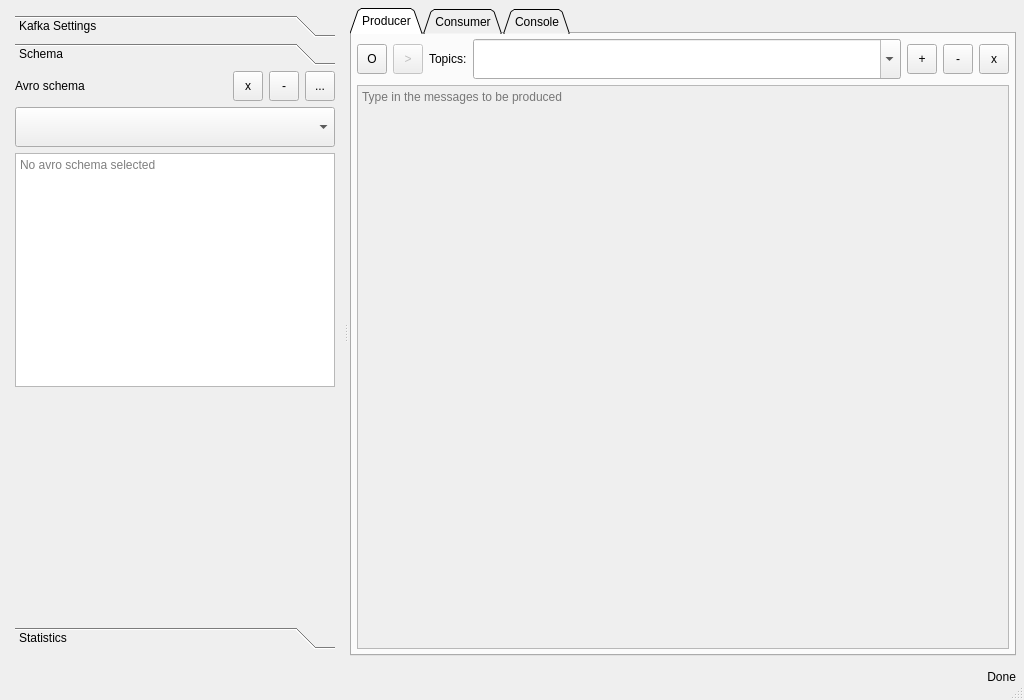
Old version of the form src/app/kafman/src/main/resources/forms/main_qt_view.ui in the repository yorevs/hspylib.
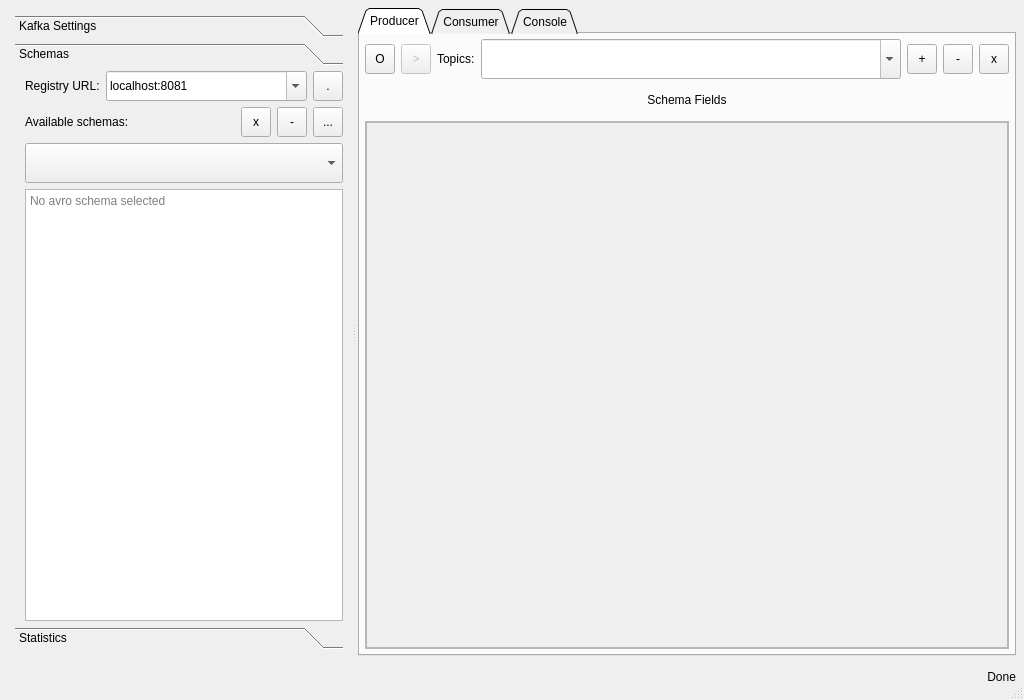
New version of the form. The open tabs and pages were chosen to show the change. Custom widgets are drawn as their Qt base class.

Commit message: Added fetch tests and improved fetch. Upgraded Kafman to customize schema registry url

Patch:
```diff
--- a/src/app/kafman/src/main/resources/forms/main_qt_view.ui
+++ b/src/app/kafman/src/main/resources/forms/main_qt_view.ui
@@ -87,7 +87,7 @@
           </size>
          </property>
          <property name="currentIndex">
-          <number>1</number>
+          <number>2</number>
          </property>
          <widget class="QWidget" name="page_settings">
           <property name="geometry">
@@ -135,6 +135,9 @@
                </property>
                <item>
                 <layout class="QGridLayout" name="gridLayout_4">
+                 <property name="leftMargin">
+                  <number>10</number>
+                 </property>
                  <item row="0" column="0">
                   <widget class="QLineEdit" name="le_prod_settings">
                    <property name="sizePolicy">
@@ -252,6 +255,9 @@
                </property>
                <item>
                 <layout class="QGridLayout" name="gridLayout_5">
+                 <property name="leftMargin">
+                  <number>10</number>
+                 </property>
                  <item row="0" column="1">
                   <widget class="QToolButton" name="tbtn_cons_settings_add">
                    <property name="minimumSize">
@@ -358,7 +364,7 @@
            </rect>
           </property>
           <attribute name="label">
-           <string>Schema</string>
+           <string>Schemas</string>
           </attribute>
           <layout class="QVBoxLayout" name="verticalLayout_10">
            <property name="leftMargin">
@@ -375,57 +381,44 @@
            </property>
            <item>
             <layout class="QGridLayout" name="gridLayout_7">
-             <item row="0" column="1">
-              <widget class="QToolButton" name="tbtn_desel_schema">
-               <property name="minimumSize">
-                <size>
-                 <width>30</width>
-                 <height>30</height>
-                </size>
-               </property>
-               <property name="maximumSize">
-                <size>
-                 <width>30</width>
-                 <height>30</height>
-                </size>
-               </property>
-               <property name="text">
-                <string>x</string>
-               </property>
-               <property name="iconSize">
-                <size>
-                 <width>24</width>
-                 <height>24</height>
-                </size>
-               </property>
-              </widget>
-             </item>
-             <item row="0" column="3">
-              <widget class="QToolButton" name="tbtn_sel_schema">
-               <property name="minimumSize">
-                <size>
-                 <width>30</width>
-                 <height>30</height>
-                </size>
-               </property>
-               <property name="maximumSize">
-                <size>
-                 <width>30</width>
-                 <height>30</height>
-                </size>
-               </property>
-               <property name="text">
-                <string>...</string>
-               </property>
-               <property name="iconSize">
-                <size>
-                 <width>24</width>
-                 <height>24</height>
-                </size>
-               </property>
-              </widget>
-             </item>
+             <property name="leftMargin">
+              <number>10</number>
+             </property>
              <item row="2" column="0" colspan="4">
+              <widget class="HComboBox" name="cmb_selected_schema">
+               <property name="sizePolicy">
+                <sizepolicy hsizetype="Expanding" vsizetype="Fixed">
+                 <horstretch>0</horstretch>
+                 <verstretch>0</verstretch>
+                </sizepolicy>
+               </property>
+               <property name="minimumSize">
+                <size>
+                 <width>0</width>
+                 <height>40</height>
+                </size>
+               </property>
+               <property name="layoutDirection">
+                <enum>Qt::LeftToRight</enum>
+               </property>
+               <property name="editable">
+                <bool>false</bool>
+               </property>
+               <property name="insertPolicy">
+                <enum>QComboBox::InsertAtTop</enum>
+               </property>
+               <property name="minimumContentsLength">
+                <number>0</number>
+               </property>
+               <property name="iconSize">
+                <size>
+                 <width>24</width>
+                 <height>24</height>
+                </size>
+               </property>
+              </widget>
+             </item>
+             <item row="3" column="0" colspan="4">
               <widget class="HConsole" name="txt_avro_schema">
                <property name="acceptRichText">
                 <bool>false</bool>
@@ -438,61 +431,64 @@
                </property>
               </widget>
              </item>
-             <item row="3" column="0" colspan="4">
-              <spacer name="verticalSpacer_3">
-               <property name="orientation">
-                <enum>Qt::Vertical</enum>
+             <item row="1" column="1">
+              <widget class="QToolButton" name="tbtn_desel_schema">
+               <property name="minimumSize">
+                <size>
+                 <width>30</width>
+                 <height>30</height>
+                </size>
                </property>
-               <property name="sizeHint" stdset="0">
+               <property name="maximumSize">
                 <size>
-                 <width>20</width>
-                 <height>40</height>
+                 <width>30</width>
+                 <height>30</height>
                 </size>
                </property>
-              </spacer>
+               <property name="text">
+                <string>x</string>
+               </property>
+               <property name="iconSize">
+                <size>
+                 <width>24</width>
+                 <height>24</height>
+                </size>
+               </property>
+              </widget>
              </item>
-             <item row="0" column="0">
+             <item row="1" column="3">
+              <widget class="QToolButton" name="tbtn_sel_schema">
+               <property name="minimumSize">
+                <size>
+                 <width>30</width>
+                 <height>30</height>
+                </size>
+               </property>
+               <property name="maximumSize">
+                <size>
+                 <width>30</width>
+                 <height>30</height>
+                </size>
+               </property>
+               <property name="text">
+                <string>...</string>
+               </property>
+               <property name="iconSize">
+                <size>
+                 <width>24</width>
+                 <height>24</height>
+                </size>
+               </property>
+              </widget>
+             </item>
+             <item row="1" column="0">
               <widget class="QLabel" name="label">
                <property name="text">
-                <string>Avro schema</string>
+                <string>Available schemas:</string>
                </property>
               </widget>
              </item>
-             <item row="1" column="0" colspan="4">
-              <widget class="HComboBox" name="cmb_avro_schema">
-               <property name="sizePolicy">
-                <sizepolicy hsizetype="Expanding" vsizetype="Fixed">
-                 <horstretch>0</horstretch>
-                 <verstretch>0</verstretch>
-                </sizepolicy>
-               </property>
-               <property name="minimumSize">
-                <size>
-                 <width>0</width>
-                 <height>40</height>
-                </size>
-               </property>
-               <property name="layoutDirection">
-                <enum>Qt::LeftToRight</enum>
-               </property>
-               <property name="editable">
-                <bool>false</bool>
-               </property>
-               <property name="insertPolicy">
-                <enum>QComboBox::InsertAtTop</enum>
-               </property>
-               <property name="minimumContentsLength">
-                <number>0</number>
-               </property>
-               <property name="iconSize">
-                <size>
-                 <width>24</width>
-                 <height>24</height>
-                </size>
-               </property>
-              </widget>
-             </item>
-             <item row="0" column="2">
+             <item row="1" column="2">
               <widget class="QToolButton" name="tbtn_del_schema">
                <property name="minimumSize">
                 <size>
@@ -517,6 +513,99 @@
                </property>
               </widget>
              </item>
+             <item row="0" column="0" colspan="4">
+              <widget class="QFrame" name="frame">
+               <property name="frameShape">
+                <enum>QFrame::NoFrame</enum>
+               </property>
+               <property name="frameShadow">
+                <enum>QFrame::Plain</enum>
+               </property>
+               <layout class="QGridLayout" name="gridLayout_10">
+                <property name="leftMargin">
+                 <number>0</number>
+                </property>
+                <property name="topMargin">
+                 <number>0</number>
+                </property>
+                <property name="rightMargin">
+                 <number>0</number>
+                </property>
+                <property name="bottomMargin">
+                 <number>0</number>
+                </property>
+                <item row="0" column="0">
+                 <widget class="QLabel" name="label_3">
+                  <property name="text">
+                   <string>Registry URL:</string>
+                  </property>
+                 </widget>
+                </item>
+                <item row="0" column="2">
+                 <widget class="QToolButton" name="tbtn_test_registry_url">
+                  <property name="minimumSize">
+                   <size>
+                    <width>30</width>
+                    <height>30</height>
+                   </size>
+                  </property>
+                  <property name="maximumSize">
+                   <size>
+                    <width>30</width>
+                    <height>30</height>
+                   </size>
+                  </property>
+                  <property name="text">
+                   <string>.</string>
+                  </property>
+                  <property name="iconSize">
+                   <size>
+                    <width>24</width>
+                    <height>24</height>
+                   </size>
+                  </property>
+                 </widget>
+                </item>
+                <item row="0" column="1">
+                 <widget class="HComboBox" name="cmb_registry_url">
+                  <property name="sizePolicy">
+                   <sizepolicy hsizetype="Expanding" vsizetype="Fixed">
+                    <horstretch>0</horstretch>
+                    <verstretch>0</verstretch>
+                   </sizepolicy>
+                  </property>
+                  <property name="minimumSize">
+                   <size>
+                    <width>0</width>
+                    <height>30</height>
+                   </size>
+                  </property>
+                  <property name="layoutDirection">
+                   <enum>Qt::LeftToRight</enum>
+                  </property>
+                  <property name="editable">
+                   <bool>true</bool>
+                  </property>
+                  <property name="currentText">
+                   <string>localhost:8081</string>
+                  </property>
+                  <property name="insertPolicy">
+                   <enum>QComboBox::InsertAtTop</enum>
+                  </property>
+                  <property name="minimumContentsLength">
+                   <number>0</number>
+                  </property>
+                  <property name="iconSize">
+                   <size>
+                    <width>24</width>
+                    <height>24</height>
+                   </size>
+                  </property>
+                 </widget>
+                </item>
+               </layout>
+              </widget>
+             </item>
             </layout>
            </item>
           </layout>
@@ -567,6 +656,9 @@
                </property>
                <item>
                 <layout class="QGridLayout" name="gridLayout_2">
+                 <property name="leftMargin">
+                  <number>10</number>
+                 </property>
                  <item row="3" column="0" colspan="2">
                   <spacer name="verticalSpacer">
                    <property name="orientation">
@@ -590,13 +682,6 @@
                    </property>
                   </widget>
                  </item>
-                 <item row="1" column="1">
-                  <widget class="QLabel" name="lbl_stats_produced_ps">
-                   <property name="text">
-                    <string>0</string>
-                   </property>
-                  </widget>
-                 </item>
                  <item row="0" column="1">
                   <widget class="QLabel" name="lbl_stats_produced">
                    <property name="text">
@@ -631,6 +716,13 @@
                    </property>
                   </widget>
                  </item>
+                 <item row="1" column="1">
+                  <widget class="QLabel" name="lbl_stats_produced_ps">
+                   <property name="text">
+                    <string>0</string>
+                   </property>
+                  </widget>
+                 </item>
                 </layout>
                </item>
               </layout>
@@ -756,13 +848,13 @@
           <enum>QTabWidget::Triangular</enum>
          </property>
          <property name="currentIndex">
-          <number>2</number>
+          <number>0</number>
          </property>
          <widget class="QWidget" name="tab_producer">
           <attribute name="title">
            <string>Producer</string>
           </attribute>
-          <layout class="QVBoxLayout" name="verticalLayout_5">
+          <layout class="QVBoxLayout" name="verticalLayout_12">
            <property name="leftMargin">
             <number>5</number>
            </property>
@@ -949,28 +1041,137 @@
             </layout>
            </item>
            <item>
-            <widget class="HConsole" name="txt_producer">
-             <property name="enabled">
-              <bool>false</bool>
+            <widget class="QStackedWidget" name="stk_producer_edit">
+             <property name="currentIndex">
+              <number>1</number>
              </property>
-             <property name="undoRedoEnabled">
-              <bool>true</bool>
-             </property>
-             <property name="readOnly">
-              <bool>false</bool>
-             </property>
-             <property name="tabStopWidth">
-              <number>120</number>
-             </property>
-             <property name="acceptRichText">
-              <bool>false</bool>
-             </property>
-             <property name="placeholderText">
-              <string>Type in the messages to be produced</string>
-             </property>
-             <property name="openLinks">
-              <bool>false</bool>
-             </property>
+             <widget class="QWidget" name="page_txt_producer">
+              <layout class="QVBoxLayout" name="verticalLayout_5">
+               <property name="leftMargin">
+                <number>0</number>
+               </property>
+               <property name="topMargin">
+                <number>0</number>
+               </property>
+               <property name="rightMargin">
+                <number>0</number>
+               </property>
+               <property name="bottomMargin">
+                <number>0</number>
+               </property>
+               <item>
+                <widget class="HConsole" name="txt_producer">
+                 <property name="enabled">
+                  <bool>false</bool>
+                 </property>
+                 <property name="undoRedoEnabled">
+                  <bool>true</bool>
+                 </property>
+                 <property name="readOnly">
+                  <bool>false</bool>
+                 </property>
+                 <property name="tabStopWidth">
+                  <number>120</number>
+                 </property>
+                 <property name="acceptRichText">
+                  <bool>false</bool>
+                 </property>
+                 <property name="placeholderText">
+                  <string>Type in the messages to be produced</string>
+                 </property>
+                 <property name="openLinks">
+                  <bool>false</bool>
+                 </property>
+                </widget>
+               </item>
+              </layout>
+             </widget>
+             <widget class="QWidget" name="page_schema_form">
+              <layout class="QVBoxLayout" name="verticalLayout_13">
+               <property name="leftMargin">
+                <number>0</number>
+               </property>
+               <property name="topMargin">
+                <number>0</number>
+               </property>
+               <property name="rightMargin">
+                <number>0</number>
+               </property>
+               <property name="bottomMargin">
+                <number>0</number>
+               </property>
+               <item>
+                <widget class="QLabel" name="label_7">
+                 <property name="sizePolicy">
+                  <sizepolicy hsizetype="Preferred" vsizetype="Fixed">
+                   <horstretch>0</horstretch>
+                   <verstretch>0</verstretch>
+                  </sizepolicy>
+                 </property>
+                 <property name="minimumSize">
+                  <size>
+                   <width>0</width>
+                   <height>30</height>
+                  </size>
+                 </property>
+                 <property name="maximumSize">
+                  <size>
+                   <width>16777215</width>
+                   <height>30</height>
+                  </size>
+                 </property>
+                 <property name="text">
+                  <string>Schema Fields</string>
+                 </property>
+                 <property name="alignment">
+                  <set>Qt::AlignCenter</set>
+                 </property>
+                </widget>
+               </item>
+               <item>
+                <widget class="QScrollArea" name="scrollArea">
+                 <property name="widgetResizable">
+                  <bool>true</bool>
+                 </property>
+                 <widget class="QWidget" name="scrollAreaWidgetContents">
+                  <property name="geometry">
+                   <rect>
+                    <x>0</x>
+                    <y>0</y>
+                    <width>651</width>
+                    <height>515</height>
+                   </rect>
+                  </property>
+                  <layout class="QVBoxLayout" name="verticalLayout_15">
+                   <property name="leftMargin">
+                    <number>0</number>
+                   </property>
+                   <property name="topMargin">
+                    <number>0</number>
+                   </property>
+                   <property name="rightMargin">
+                    <number>0</number>
+                   </property>
+                   <property name="bottomMargin">
+                    <number>0</number>
+                   </property>
+                   <item>
+                    <widget class="QFrame" name="frame_dyna_form">
+                     <property name="frameShape">
+                      <enum>QFrame::StyledPanel</enum>
+                     </property>
+                     <property name="frameShadow">
+                      <enum>QFrame::Raised</enum>
+                     </property>
+                     <layout class="QFormLayout" name="formLayout"/>
+                    </widget>
+                   </item>
+                  </layout>
+                 </widget>
+                </widget>
+               </item>
+              </layout>
+             </widget>
             </widget>
            </item>
           </layout>
```
The commit also changes 15 other files.
